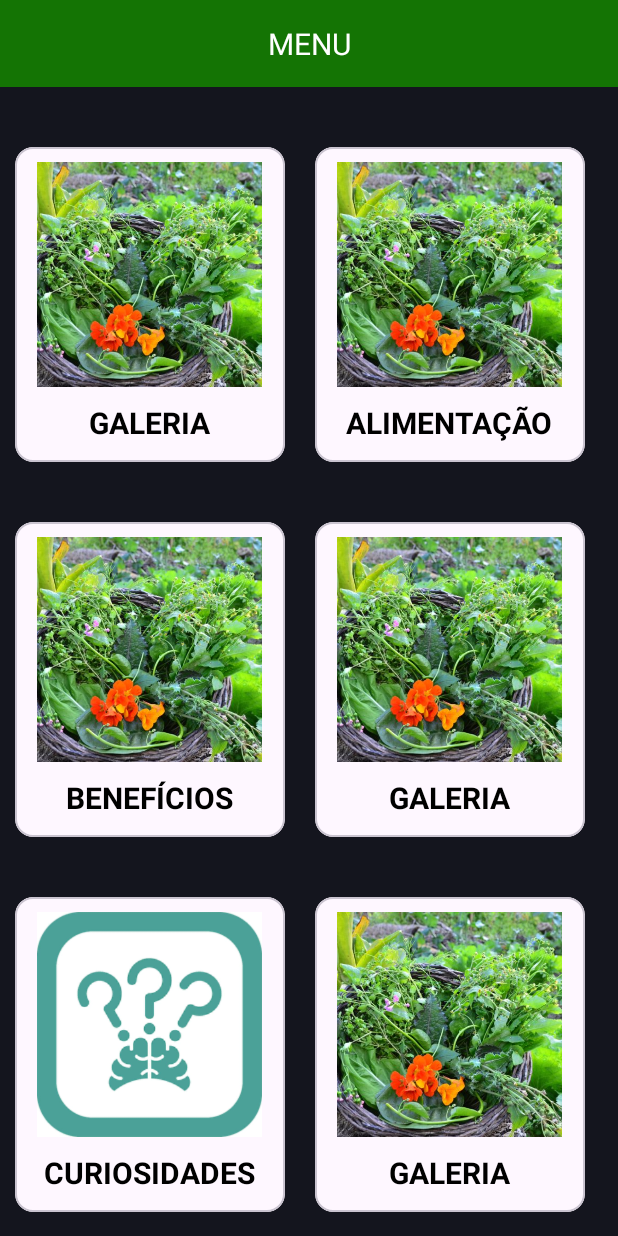
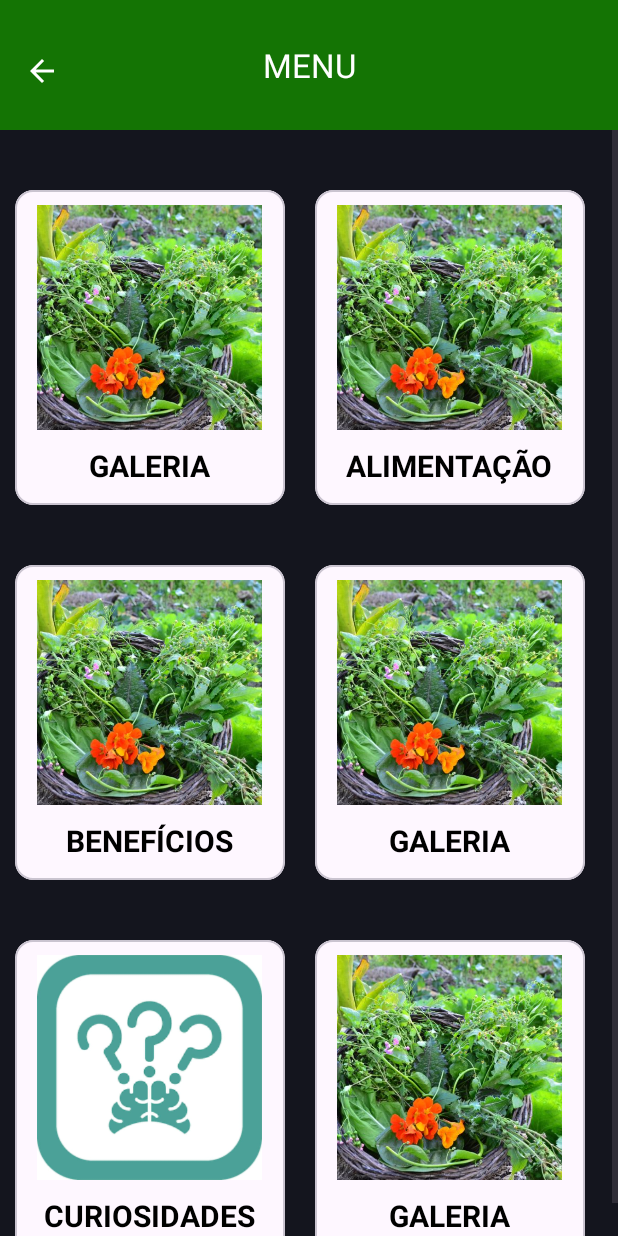
Before and after one commit to lndsilva/PancsApp, an Android app: the screen it shows after launch (MenuActivity), after a tap on "LOGIN", on a phone screen of 412 x 824 dp. Run offline under Robolectric (Android 15) with nearby library versions, the phone set to English and light mode, and no system bars.

```diff
--- a/app/src/main/java/br/com/local/pancsapp/LoginActivity.java
+++ b/app/src/main/java/br/com/local/pancsapp/LoginActivity.java
@@ -9,7 +9,8 @@ import android.view.View;
 import com.google.android.material.button.MaterialButton;
 
 public class LoginActivity extends AppCompatActivity {
-    MaterialButton btnLogin, idForgetPassword;
+    MaterialButton btnLogin;
+    MaterialButton btnLoginForgetPassword;
 
 
     @Override
@@ -18,7 +19,8 @@ public class LoginActivity extends AppCompatActivity {
         setContentView(R.layout.login_layout);
 
         btnLogin = findViewById(R.id.btnLogin);
-        idForgetPassword = findViewById(R.id.idForgetPassword);
+
+        btnLoginForgetPassword = findViewById(R.id.btnLoginForgetPassword);
 
         btnLogin.setOnClickListener(new View.OnClickListener() {
             @Override
@@ -27,11 +29,13 @@ public class LoginActivity extends AppCompatActivity {
             }
         });
 
-        idForgetPassword.setOnClickListener(new View.OnClickListener() {
+        btnLoginForgetPassword.setOnClickListener(new View.OnClickListener() {
             @Override
             public void onClick(View v) {
                 startActivity(new Intent(getApplicationContext(), ForgetPasswordActivity.class));
             }
         });
+
+
     }
 }
--- a/app/src/main/java/br/com/local/pancsapp/MenuActivity.java
+++ b/app/src/main/java/br/com/local/pancsapp/MenuActivity.java
@@ -6,10 +6,12 @@ import android.content.Intent;
 import android.os.Bundle;
 import android.view.View;
 
+import com.google.android.material.appbar.MaterialToolbar;
 import com.google.android.material.card.MaterialCardView;
 
 public class MenuActivity extends AppCompatActivity {
     MaterialCardView idCardGaleria;
+    MaterialToolbar idToolBarMenu;
 
     @Override
     protected void onCreate(Bundle savedInstanceState) {
@@ -17,6 +19,7 @@ public class MenuActivity extends AppCompatActivity {
         setContentView(R.layout.menu_layout);
 
         idCardGaleria = findViewById(R.id.idCardGaleria);
+        idToolBarMenu = findViewById(R.id.idToolBarMenu);
 
         idCardGaleria.setOnClickListener(new View.OnClickListener() {
             @Override
@@ -24,5 +27,12 @@ public class MenuActivity extends AppCompatActivity {
                 startActivity(new Intent(getApplicationContext(), GaleriaActivity.class));
             }
         });
+
+        idToolBarMenu.setNavigationOnClickListener(new View.OnClickListener() {
+            @Override
+            public void onClick(View v) {
+                startActivity(new Intent(getApplicationContext(), LoginActivity.class));
+            }
+        });
     }
 }
--- a/app/src/main/java/br/com/local/pancsapp/SplashActivity.java
+++ b/app/src/main/java/br/com/local/pancsapp/SplashActivity.java
@@ -18,6 +18,7 @@ public class SplashActivity extends AppCompatActivity {
             @Override
             public void run() {
                 startActivity(new Intent(getApplicationContext(), LoginActivity.class));
+                finish();
             }
         }, 3000);
     }
--- /dev/null
+++ b/app/src/main/res/drawable/baseline_chevron_right.xml
@@ -0,0 +1,5 @@
+<vector android:height="24dp" android:tint="#000000"
+    android:viewportHeight="24" android:viewportWidth="24"
+    android:width="24dp" xmlns:android="http://schemas.android.com/apk/res/android">
+    <path android:fillColor="@android:color/white" android:pathData="M10,6L8.59,7.41 13.17,12l-4.58,4.59L10,18l6,-6z"/>
+</vector>
--- a/app/src/main/res/layout/menu_layout.xml
+++ b/app/src/main/res/layout/menu_layout.xml
@@ -8,16 +8,24 @@
     android:orientation="vertical"
     tools:context=".MenuActivity">
 
-    <TextView
+    <com.google.android.material.appbar.AppBarLayout
         android:layout_width="match_parent"
         android:layout_height="wrap_content"
-        android:background="@color/corFundo"
-        android:gravity="center_horizontal"
-        android:padding="15sp"
-        android:text="Menu"
-        android:textAllCaps="true"
-        android:textColor="@color/corFonte"
-        android:textSize="20sp" />
+        android:background="@color/corFundo">
+
+        <com.google.android.material.appbar.MaterialToolbar
+            android:id="@+id/idToolBarMenu"
+            android:layout_width="match_parent"
+            android:layout_height="wrap_content"
+            android:layout_gravity="center_horizontal"
+            android:padding="15sp"
+            app:navigationIcon="@drawable/baseline_arrow_back"
+            app:navigationIconTint="@color/corFonte"
+            app:title="MENU"
+            app:titleCentered="true"
+            app:titleTextColor="@color/corFonte" />
+    </com.google.android.material.appbar.AppBarLayout>
+
 
     <ScrollView
         android:layout_width="match_parent"
--- a/app/src/main/res/values/strings.xml
+++ b/app/src/main/res/values/strings.xml
@@ -11,4 +11,6 @@
     <string name="galeria">Galeria</string>
     <string name="por_favor_preencha_os_campos_a_seguir">Por favor, preencha os campos a seguir</string>
     <string name="nome_completo">Nome completo</string>
+    <string name="e_mail">E-mail</string>
+    <string name="img_voltar">voltar</string>
 </resources>
```
Also changed, not shown: app/src/main/java/br/com/local/pancsapp/ForgetPasswordActivity.java (+38 -0 lines), app/src/main/res/layout/forget_password_layout.xml (+14 -6 lines), app/src/main/res/layout/login_layout.xml (+2 -9 lines).
